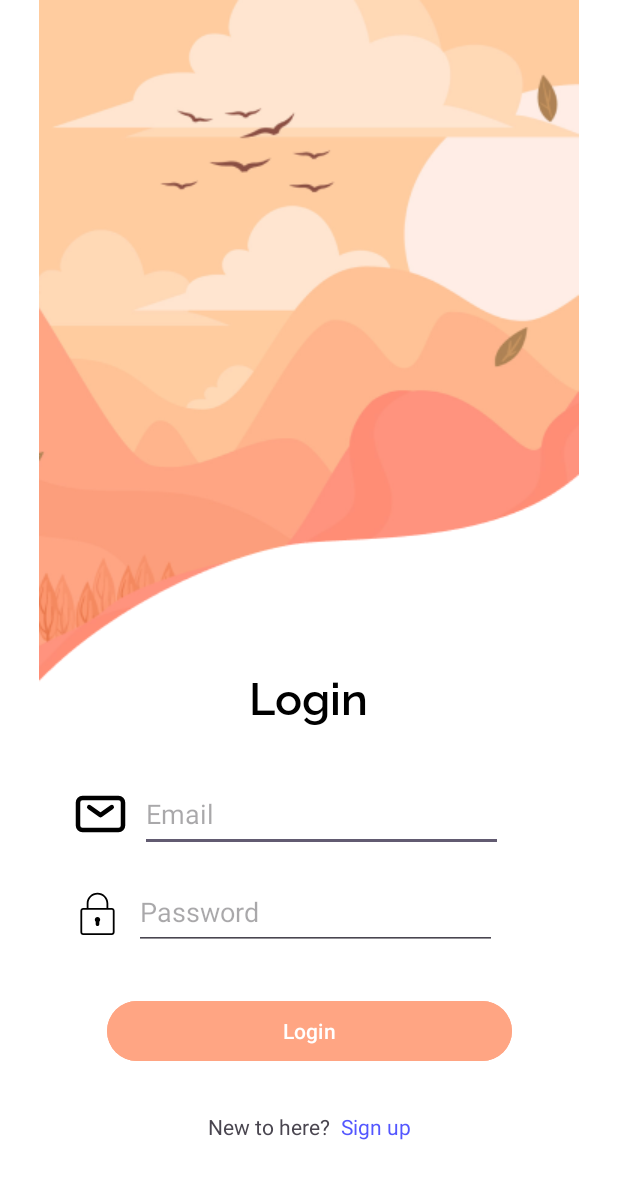
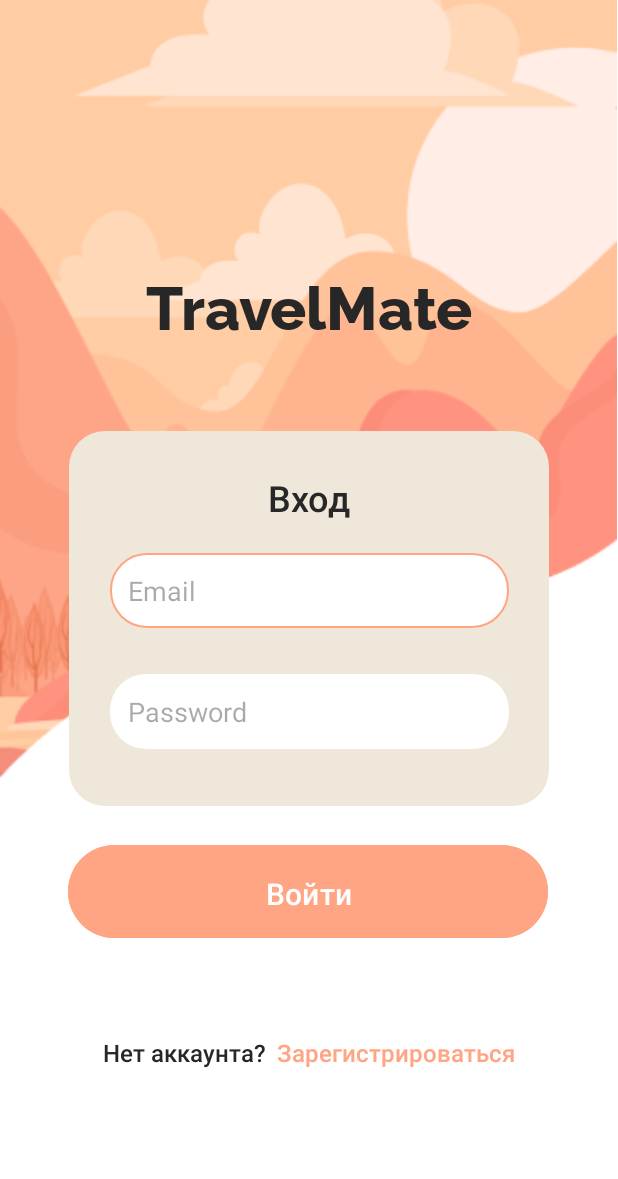
Before and after one commit to Gppovrm/TravelMateApp, an Android app: the screen it shows after launch (LoginActivity), on a phone screen of 412 x 824 dp. Shown: the top 1179 px of the screen. Run offline under Robolectric (Android 15) with nearby library versions, the phone set to English and light mode, and no system bars; our stand-ins replace Firebase (no records; nobody signed in at launch, a user with empty details on screens opened directly).

Commit message:
login screen layout has been updated + new fonts + new colors

```diff
--- /dev/null
+++ b/app/src/main/res/drawable/beige_background_small.xml
@@ -0,0 +1,7 @@
+<?xml version="1.0" encoding="utf-8"?>
+<shape xmlns:android="http://schemas.android.com/apk/res/android" android:shape="rectangle">
+    <solid
+        android:color="@color/beige"/>
+    <corners
+        android:radius="24dp"/>
+</shape>
--- /dev/null
+++ b/app/src/main/res/drawable/rounded_edittext.xml
@@ -0,0 +1,21 @@
+<?xml version="1.0" encoding="utf-8"?>
+<selector xmlns:android="http://schemas.android.com/apk/res/android">
+
+    <item android:state_enabled="true" android:state_focused="true">
+        <shape android:shape="rectangle">
+            <solid android:color="@color/white"/>
+            <corners android:radius="24dp"/>
+            <stroke android:color="@color/peach" android:width="1.5dp"/>
+        </shape>
+    </item>
+
+    <item android:state_enabled="true">
+        <shape android:shape="rectangle">
+            <solid android:color="@color/white"/>
+            <corners android:radius="24dp"/>
+        </shape>
+    </item>
+
+
+
+</selector>
--- /dev/null
+++ b/app/src/main/res/font/raleway_bold.xml
@@ -0,0 +1,7 @@
+<?xml version="1.0" encoding="utf-8"?>
+<font-family xmlns:app="http://schemas.android.com/apk/res-auto"
+        app:fontProviderAuthority="com.google.android.gms.fonts"
+        app:fontProviderPackage="com.google.android.gms"
+        app:fontProviderQuery="name=Raleway&amp;weight=700"
+        app:fontProviderCerts="@array/com_google_android_gms_fonts_certs">
+</font-family>
--- /dev/null
+++ b/app/src/main/res/font/raleway_extrabold.xml
@@ -0,0 +1,7 @@
+<?xml version="1.0" encoding="utf-8"?>
+<font-family xmlns:app="http://schemas.android.com/apk/res-auto"
+        app:fontProviderAuthority="com.google.android.gms.fonts"
+        app:fontProviderPackage="com.google.android.gms"
+        app:fontProviderQuery="name=Raleway&amp;weight=800"
+        app:fontProviderCerts="@array/com_google_android_gms_fonts_certs">
+</font-family>
--- /dev/null
+++ b/app/src/main/res/font/raleway_medium.xml
@@ -0,0 +1,7 @@
+<?xml version="1.0" encoding="utf-8"?>
+<font-family xmlns:app="http://schemas.android.com/apk/res-auto"
+        app:fontProviderAuthority="com.google.android.gms.fonts"
+        app:fontProviderPackage="com.google.android.gms"
+        app:fontProviderQuery="name=Raleway&amp;weight=500"
+        app:fontProviderCerts="@array/com_google_android_gms_fonts_certs">
+</font-family>
--- a/app/src/main/res/layout/activity_login.xml
+++ b/app/src/main/res/layout/activity_login.xml
@@ -10,101 +10,77 @@
 
     <ImageView
         android:id="@+id/imageView"
+        android:layout_width="411dp"
+        android:layout_height="612dp"
+        android:scaleType="centerCrop"
+        app:layout_constraintEnd_toEndOf="parent"
+        app:layout_constraintHorizontal_bias="0.49"
+        app:layout_constraintStart_toStartOf="parent"
+        app:layout_constraintTop_toTopOf="parent"
+        app:srcCompat="@drawable/backgroud_login_main" />
+
+
+    <TextView
         android:layout_width="wrap_content"
         android:layout_height="wrap_content"
+        android:fontFamily="@font/raleway_extrabold"
+        android:text="TravelMate"
+        android:textColor="@color/black"
+        android:textSize="40sp"
+        app:layout_constraintBottom_toTopOf="@id/view2"
         app:layout_constraintEnd_toEndOf="parent"
         app:layout_constraintStart_toStartOf="parent"
         app:layout_constraintTop_toTopOf="parent"
-        app:srcCompat="@drawable/sun_background"
+        app:layout_constraintVertical_bias="0.75" />
 
+    <View
+        android:id="@+id/view2"
+        android:layout_width="320dp"
+        android:layout_height="250dp"
+        android:background="@drawable/beige_background_small"
+        app:layout_constraintBottom_toBottomOf="parent"
+        app:layout_constraintEnd_toEndOf="parent"
+        app:layout_constraintHorizontal_bias="0.5"
+        app:layout_constraintStart_toStartOf="parent"
+        app:layout_constraintTop_toTopOf="parent"
+        app:layout_constraintVertical_bias="0.5" />
 
-        />
 
     <TextView
         android:id="@+id/login_title"
         android:layout_width="wrap_content"
         android:layout_height="wrap_content"
         android:fontFamily="@font/raleway_semibold"
-        android:text="Login"
+        android:text="Вход"
         android:textColor="@color/black"
-        android:textSize="30sp"
-        app:layout_constraintBottom_toBottomOf="parent"
-        app:layout_constraintEnd_toEndOf="parent"
-        app:layout_constraintHorizontal_bias="0.498"
-        app:layout_constraintStart_toStartOf="parent"
-        app:layout_constraintTop_toTopOf="@+id/imageView"
-        app:layout_constraintVertical_bias="0.565" />
-
-
-    <LinearLayout
-        android:id="@+id/email_lin"
-        android:layout_width="wrap_content"
-        android:layout_height="wrap_content"
-        android:layout_marginStart="50dp"
-        android:layout_marginTop="34dp"
-        android:orientation="horizontal"
-        app:layout_constraintStart_toStartOf="parent"
-        app:layout_constraintTop_toBottomOf="@id/login_title">
-
-        <ImageView
-            android:id="@+id/icon_email"
-            android:layout_width="wrap_content"
-            android:layout_height="wrap_content"
-            android:layout_gravity="center_vertical"
-            android:src="@drawable/email_icon" />
-
-        <EditText
-            android:id="@+id/email_et"
-            android:layout_width="242dp"
-            android:layout_height="50dp"
-            android:layout_marginStart="9dp"
-            android:hint="Email" />
-
-    </LinearLayout>
-
-    <LinearLayout
-        android:id="@+id/password_lin"
-        android:layout_width="wrap_content"
-        android:layout_height="wrap_content"
-        android:layout_marginStart="50dp"
-        android:layout_marginTop="15dp"
-        android:orientation="horizontal"
-        app:layout_constraintStart_toStartOf="parent"
-        app:layout_constraintTop_toBottomOf="@id/email_lin">
-
-        <ImageView
-            android:id="@+id/icon_password"
-            android:layout_width="wrap_content"
-            android:layout_height="wrap_content"
-            android:layout_gravity="center_vertical"
-            android:src="@drawable/password_icon" />
-
-        <EditText
-            android:id="@+id/password_et"
-            android:layout_width="242dp"
-            android:layout_height="50dp"
-            android:layout_marginStart="9dp"
-            android:hint="Password"
-            android:inputType="textPassword" />
-
-    </LinearLayout>
+        android:textSize="24sp"
+        app:layout_constraintBottom_toBottomOf="@+id/view2"
+        app:layout_constraintEnd_toEndOf="@+id/view2"
+        app:layout_constraintHorizontal_bias="0.5"
+        app:layout_constraintStart_toStartOf="@+id/view2"
+        app:layout_constraintTop_toTopOf="@+id/view2"
+        app:layout_constraintVertical_bias="0.12" />
 
     <Button
         android:id="@+id/login_btn"
-        android:layout_width="270dp"
-        android:layout_height="wrap_content"
-        android:layout_marginTop="30dp"
-        android:backgroundTint="#FFA583"
-        android:text="Login"
+        android:layout_width="320dp"
+        android:layout_height="70dp"
+        android:backgroundTint="@color/peach"
+        android:fontFamily="@font/raleway_semibold"
+        android:text="Войти"
+        android:textColor="@color/white"
+        android:textSize="20sp"
+        app:layout_constraintBottom_toBottomOf="parent"
         app:layout_constraintEnd_toEndOf="parent"
+        app:layout_constraintHorizontal_bias="0.495"
         app:layout_constraintStart_toStartOf="parent"
-        app:layout_constraintTop_toBottomOf="@+id/password_lin" />
-
+        app:layout_constraintTop_toBottomOf="@+id/view2"
+        app:layout_constraintVertical_bias="0.1" />
 
     <LinearLayout
         android:layout_width="wrap_content"
         android:layout_height="wrap_content"
-        android:layout_marginTop="30dp"
+        android:layout_marginTop="60dp"
         android:orientation="horizontal"
         app:layout_constraintEnd_toEndOf="parent"
         app:layout_constraintStart_toStartOf="parent"
@@ -113,15 +89,53 @@
         <TextView
             android:layout_width="wrap_content"
             android:layout_height="wrap_content"
-            android:text="New to here?" />
+            android:textColor="@color/black"
+            android:textSize="16sp"
+            android:fontFamily="@font/raleway_medium"
+            android:text="Нет аккаунта?" />
 
         <TextView
             android:id="@+id/go_to_register_activity_tv"
             android:layout_width="wrap_content"
             android:layout_height="wrap_content"
             android:layout_marginStart="7dp"
-            android:text="Sign up"
-            android:textColor="#5356FF" />
+            android:textColor="@color/peach"
+            android:textSize="16sp"
+            android:fontFamily="@font/raleway_medium"
+            android:text="Зарегистрироваться" />
+    </LinearLayout>
+
+    <LinearLayout
+        android:layout_width="wrap_content"
+        android:layout_height="wrap_content"
+        android:layout_marginTop="40dp"
+        android:orientation="vertical"
+        app:layout_constraintEnd_toEndOf="@+id/view2"
+        app:layout_constraintStart_toStartOf="@+id/view2"
+        app:layout_constraintTop_toTopOf="@id/login_title"
+        >
+
+        <EditText
+            android:id="@+id/email_et"
+            android:layout_width="266dp"
+            android:layout_height="50dp"
+            android:layout_gravity="center"
+            android:layout_margin="15dp"
+            android:background="@drawable/rounded_edittext"
+            android:hint="Email"
+            android:padding="12dp" />
+
+        <EditText
+            android:id="@+id/password_et"
+            android:layout_width="266dp"
+            android:layout_height="50dp"
+            android:layout_gravity="center"
+            android:layout_margin="15dp"
+            android:background="@drawable/rounded_edittext"
+            android:hint="Password"
+            android:inputType="textPassword"
+            android:padding="12dp" />
+
     </LinearLayout>
 
 
--- a/app/src/main/res/values/colors.xml
+++ b/app/src/main/res/values/colors.xml
@@ -1,5 +1,8 @@
 <?xml version="1.0" encoding="utf-8"?>
 <resources>
-    <color name="black">#FF000000</color>
+    <color name="black">#272727</color>
     <color name="white">#FFFFFFFF</color>
+    <color name="peach">#FFA583</color>
+    <color name="grey">#D9D9D9</color>
+    <color name="beige">#EFE7DA</color>
 </resources>
```
Also changed, not shown: app/src/main/res/drawable/backgroud_login_main.png (added).
